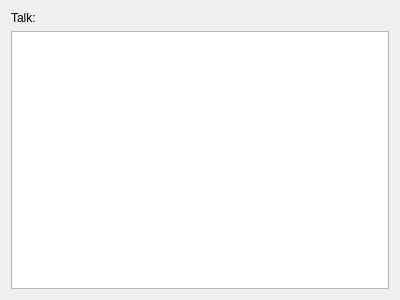
Above: SpeechMe/ui/speechpad.ui from emiguelt/SpeechMe before the change. Below: the same form after it.
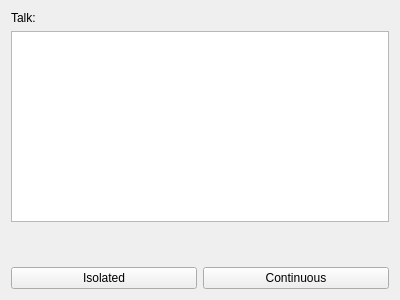
That is the form after the change.

The edit to the form file:
```diff
--- a/SpeechMe/ui/speechpad.ui
+++ b/SpeechMe/ui/speechpad.ui
@@ -28,6 +28,37 @@
      </property>
     </widget>
    </item>
+   <item>
+    <spacer name="verticalSpacer">
+     <property name="orientation">
+      <enum>Qt::Vertical</enum>
+     </property>
+     <property name="sizeHint" stdset="0">
+      <size>
+       <width>20</width>
+       <height>40</height>
+      </size>
+     </property>
+    </spacer>
+   </item>
+   <item>
+    <layout class="QHBoxLayout" name="horizontalLayout">
+     <item>
+      <widget class="QPushButton" name="isolatedButton">
+       <property name="text">
+        <string>Isolated</string>
+       </property>
+      </widget>
+     </item>
+     <item>
+      <widget class="QPushButton" name="contButton">
+       <property name="text">
+        <string>Continuous</string>
+       </property>
+      </widget>
+     </item>
+    </layout>
+   </item>
   </layout>
  </widget>
  <resources/>
```
